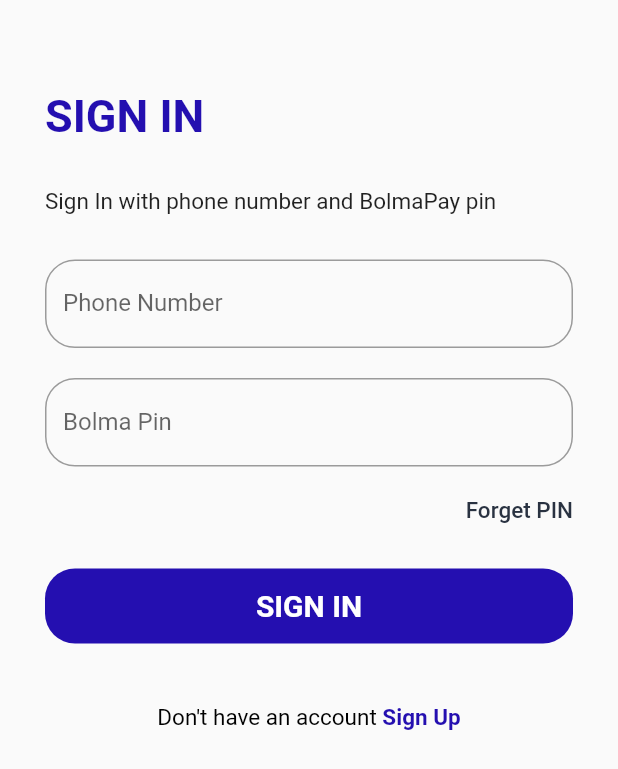
After one commit to j-kon/bolmapay, a Flutter app: the SignIn screen opened directly, on a phone screen of 412 x 824 dp. The commit adds this screen. Shown: the top 769 px of the screen. Run offline on Flutter 3.47's test engine with Material 2 defaults, Android fonts, the phone set to English and light mode, and no system bars; Roboto replaces fonts that are missing (Noto Sans JP, noto sans jp).

Commit message:
sing_in UI completed

```diff
--- a/lib/app/app_decoration.dart
+++ b/lib/app/app_decoration.dart
@@ -0,0 +1,24 @@
+import 'package:flutter/material.dart';
+
+import 'app_colors.dart';
+
+class AppDecorations {
+  static final textForm = InputDecoration(
+    border: OutlineInputBorder(
+      borderRadius: BorderRadius.circular(20),
+      borderSide: BorderSide(
+        color: AppColors.primaryColor,
+        width: 2.0,
+      ),
+    ),
+    labelText: 'Enter Input',
+    hintText: 'Enter Input',
+  );
+
+  static const buttonStyle = BoxDecoration(
+    borderRadius: BorderRadius.all(
+      Radius.circular(20),
+    ),
+    color: AppColors.primaryColor,
+  );
+}
--- a/lib/app/app_strings.dart
+++ b/lib/app/app_strings.dart
@@ -0,0 +1,11 @@
+class AppStrings {
+  static const String signIn = 'Sign In';
+  static const String signUp = 'Sign Up';
+
+  static const String signInNote = 'Sign In with phone number and BolmaPay pin';
+  static const String dontHaveAnAccount = 'Don\'t have an account';
+
+  static const String phoneNumber = 'Phone Number';
+  static const String bolmaPin = 'Bolma Pin';
+  static const String forgetPin = 'Forget PIN';
+}
--- /dev/null
+++ b/lib/app/app_text_styles.dart
@@ -0,0 +1,28 @@
+import 'package:flutter/material.dart';
+import 'package:bolmapay/app/app_colors.dart';
+
+class AppTextStyle {
+  static const textSize10 = TextStyle(
+    fontSize: 10.0,
+    fontFamily: 'Noto Sans JP',
+    color: AppColors.textColor,
+  );
+
+  static const textSize15 = TextStyle(
+    fontSize: 15.0,
+    fontFamily: 'Noto Sans JP',
+    fontWeight: FontWeight.w500,
+  );
+
+  static const textSize20 = TextStyle(
+    fontSize: 20.0,
+    fontFamily: 'Noto Sans JP',
+    fontWeight: FontWeight.bold,
+  );
+
+  static const textSize30 = TextStyle(
+    fontSize: 30.0,
+    fontFamily: 'Noto Sans JP',
+    fontWeight: FontWeight.bold,
+  );
+}
--- a/lib/main.dart
+++ b/lib/main.dart
@@ -1,4 +1,5 @@
 import 'package:bolmapay/app/app_colors.dart';
+import 'package:bolmapay/screens/auth/sign_up.dart';
 import 'package:flutter/material.dart';
 
 void main() {
@@ -24,6 +25,9 @@ class BolmaPay extends StatelessWidget {
           bodyText2: TextStyle(fontSize: 15.0, fontFamily: 'Noto Sans JP'),
         ),
       ),
+      home: SignUp(),
+      initialRoute: SignUp.id,
+      routes: {SignUp.id: (context) => SignUp()},
     );
   }
 }
--- /dev/null
+++ b/lib/screens/auth/sign_in.dart
@@ -0,0 +1,106 @@
+import 'package:bolmapay/app/app_colors.dart';
+import 'package:bolmapay/app/app_decoration.dart';
+import 'package:bolmapay/app/app_strings.dart';
+import 'package:bolmapay/app/app_text_styles.dart';
+import 'package:bolmapay/screens/widgets/forms/buttons.dart';
+import 'package:bolmapay/screens/widgets/spacer.dart';
+import 'package:flutter/cupertino.dart';
+import 'package:flutter/material.dart';
+
+class SignIn extends StatefulWidget {
+  static const id = 'sign_in';
+  @override
+  _SignInState createState() => _SignInState();
+}
+
+class _SignInState extends State<SignIn> {
+  @override
+  Widget build(BuildContext context) {
+    return Scaffold(
+      body: Padding(
+        padding: EdgeInsets.all(30),
+        child: ListView(
+          children: [
+            Height30(),
+            SingleChildScrollView(
+              child: Container(
+                child: Text(
+                  AppStrings.signIn.toUpperCase(),
+                  style: AppTextStyle.textSize30
+                      .copyWith(color: AppColors.primaryColor),
+                ),
+              ),
+            ),
+            Height30(),
+            Text(AppStrings.signInNote),
+            Height30(),
+            TextField(
+              obscureText: true,
+              decoration: AppDecorations.textForm.copyWith(
+                hintText: AppStrings.phoneNumber,
+                labelText: AppStrings.phoneNumber,
+              ),
+            ),
+            Height20(),
+            TextField(
+              obscureText: true,
+              decoration: AppDecorations.textForm.copyWith(
+                hintText: AppStrings.bolmaPin,
+                labelText: AppStrings.bolmaPin,
+              ),
+            ),
+            Height20(),
+            RichText(
+              textAlign: TextAlign.end,
+              text: TextSpan(
+                style: TextStyle(
+                  fontSize: 15,
+                  color: Colors.black,
+                ),
+                children: [
+                  TextSpan(
+                    text: AppStrings.forgetPin,
+                    style: AppTextStyle.textSize15.copyWith(
+                      color: AppColors.textColor,
+                    ),
+                  ),
+                ],
+              ),
+            ),
+            Height30(),
+          CustomButton(
+              text: Text(
+                AppStrings.signIn.toUpperCase(),
+                style: AppTextStyle.textSize20.copyWith(
+                  color: Colors.white,
+                ),
+              ),
+              onPressed: () {},
+            ),
+            Height40(),
+            RichText(
+              textAlign: TextAlign.center,
+              text: TextSpan(
+                text: AppStrings.dontHaveAnAccount + ' ',
+                style: TextStyle(
+                  fontSize: 15,
+                  color: Colors.black,
+                ),
+                children: [
+                  TextSpan(
+                    text: AppStrings.signUp,
+                    style: TextStyle(
+                      fontSize: 15,
+                      color: AppColors.primaryColor,
+                      fontWeight: FontWeight.bold,
+                    ),
+                  ),
+                ],
+              ),
+            )
+          ],
+        ),
+      ),
+    );
+  }
+}
--- /dev/null
+++ b/lib/screens/auth/sign_up.dart
@@ -0,0 +1,19 @@
+import 'package:flutter/cupertino.dart';
+import 'package:flutter/material.dart';
+
+class SignUp extends StatefulWidget {
+  static const id = 'sign_up';
+  @override
+  _SignUpState createState() => _SignUpState();
+}
+
+class _SignUpState extends State<SignUp> {
+  @override
+  Widget build(BuildContext context) {
+    return Scaffold(
+      body: Padding(
+        padding: EdgeInsets.all(30),
+      child: ListView(children: [],),),
+    );
+  }
+}
--- /dev/null
+++ b/lib/screens/widgets/forms/buttons.dart
@@ -0,0 +1,35 @@
+import 'package:flutter/material.dart';
+import 'package:bolmapay/app/app_decoration.dart';
+
+typedef voidFunction = void Function();
+
+class CustomButton extends StatelessWidget {
+  final Text text;
+  final double height;
+  final double width;
+  final voidFunction onPressed;
+  final RoundedRectangleBorder shape;
+
+  /// This button has a default [height] and [width] of 50 and 400 respectively.
+  CustomButton({
+    this.text,
+    @required this.onPressed,
+    this.height,
+    this.width,
+    this.shape,
+  });
+
+  @override
+  Widget build(BuildContext context) {
+    return Container(
+      width: width ?? 400,
+      height: height ?? 50,
+      decoration: AppDecorations.buttonStyle,
+      child: FlatButton(
+        onPressed: onPressed,
+        child: text,
+        shape: shape,
+      ),
+    );
+  }
+}
--- /dev/null
+++ b/lib/screens/widgets/spacer.dart
@@ -0,0 +1,26 @@
+import 'package:flutter/widgets.dart';
+
+class Height20 extends StatelessWidget {
+  @override
+  Widget build(BuildContext context) {
+    return SizedBox(
+      height: 20,
+    );
+  }
+}
+
+class Height30 extends StatelessWidget {
+  @override
+  Widget build(BuildContext context) {
+    return SizedBox(height: 30);
+  }
+}
+
+class Height40 extends StatelessWidget {
+  @override
+  Widget build(BuildContext context) {
+    return SizedBox(
+      height: 40,
+    );
+  }
+}
```
Also changed, not shown: 3 other files.
